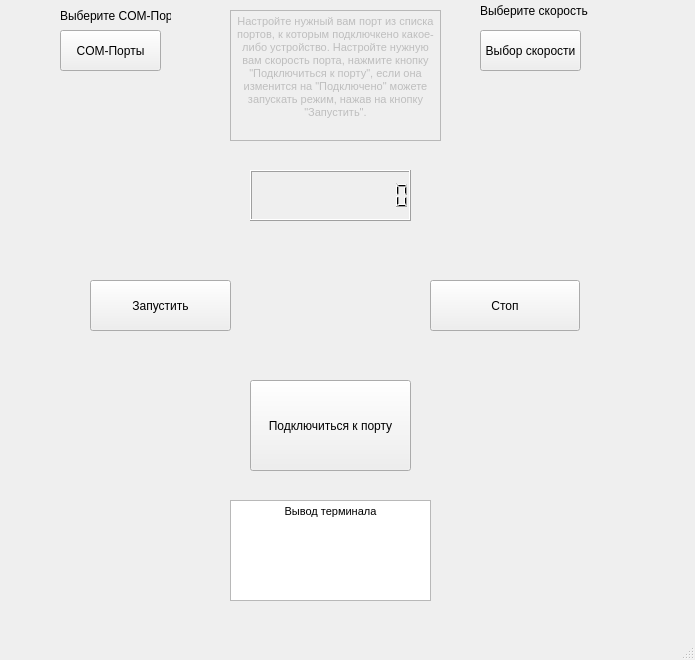
Qt form int.ui (Obukhov-Artem/treadmill) before a commit.
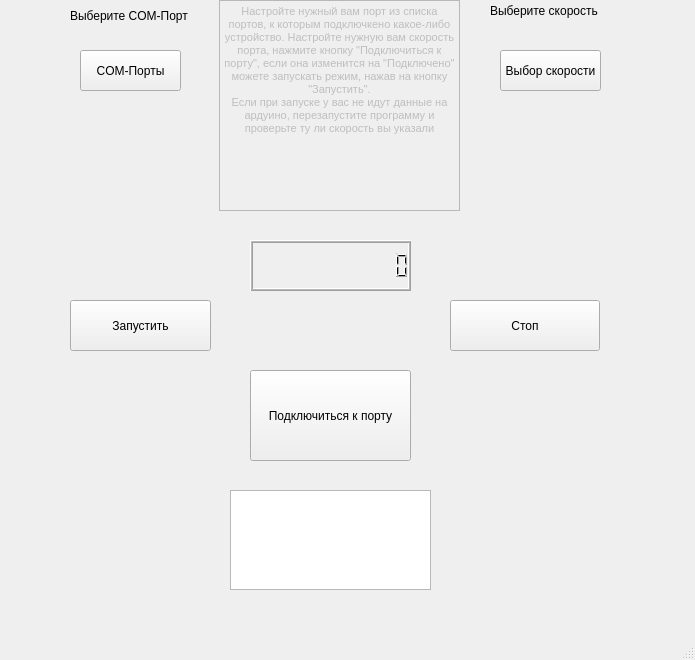
The same form after that commit.

Diff of the .ui file:
```diff
--- a/int.ui
+++ b/int.ui
@@ -17,8 +17,8 @@
    <widget class="QPushButton" name="start">
     <property name="geometry">
      <rect>
-      <x>90</x>
-      <y>280</y>
+      <x>70</x>
+      <y>300</y>
       <width>141</width>
       <height>51</height>
      </rect>
@@ -30,8 +30,8 @@
    <widget class="QPushButton" name="current_speed_ports">
     <property name="geometry">
      <rect>
-      <x>480</x>
-      <y>30</y>
+      <x>500</x>
+      <y>50</y>
       <width>101</width>
       <height>41</height>
      </rect>
@@ -43,9 +43,9 @@
    <widget class="QLabel" name="label_5">
     <property name="geometry">
      <rect>
-      <x>480</x>
+      <x>490</x>
       <y>0</y>
-      <width>111</width>
+      <width>121</width>
       <height>21</height>
      </rect>
     </property>
@@ -56,9 +56,9 @@
    <widget class="QLabel" name="label">
     <property name="geometry">
      <rect>
-      <x>60</x>
+      <x>70</x>
       <y>0</y>
-      <width>111</width>
+      <width>130</width>
       <height>31</height>
      </rect>
     </property>
@@ -69,8 +69,8 @@
    <widget class="QPushButton" name="current_COM_port">
     <property name="geometry">
      <rect>
-      <x>60</x>
-      <y>30</y>
+      <x>80</x>
+      <y>50</y>
       <width>101</width>
       <height>41</height>
      </rect>
@@ -80,20 +80,52 @@
     </property>
    </widget>
    <widget class="QLCDNumber" name="result">
+    <property name="enabled">
+     <bool>true</bool>
+    </property>
     <property name="geometry">
      <rect>
       <x>250</x>
-      <y>170</y>
+      <y>240</y>
       <width>161</width>
       <height>51</height>
      </rect>
     </property>
+    <property name="font">
+     <font>
+      <family>MS PGothic</family>
+     </font>
+    </property>
     <property name="cursor">
      <cursorShape>ArrowCursor</cursorShape>
     </property>
+    <property name="mouseTracking">
+     <bool>false</bool>
+    </property>
+    <property name="statusTip">
+     <string/>
+    </property>
+    <property name="whatsThis">
+     <string/>
+    </property>
+    <property name="lineWidth">
+     <number>1</number>
+    </property>
+    <property name="midLineWidth">
+     <number>1</number>
+    </property>
+    <property name="smallDecimalPoint">
+     <bool>false</bool>
+    </property>
     <property name="digitCount">
      <number>12</number>
     </property>
+    <property name="value" stdset="0">
+     <double>0.000000000000000</double>
+    </property>
+    <property name="intValue" stdset="0">
+     <number>0</number>
+    </property>
    </widget>
    <widget class="QPushButton" name="stop">
     <property name="enabled">
@@ -101,8 +133,8 @@
     </property>
     <property name="geometry">
      <rect>
-      <x>430</x>
-      <y>280</y>
+      <x>450</x>
+      <y>300</y>
       <width>150</width>
       <height>51</height>
      </rect>
@@ -118,17 +150,16 @@
     <property name="geometry">
      <rect>
       <x>230</x>
-      <y>500</y>
+      <y>490</y>
       <width>201</width>
-      <height>101</height>
+      <height>100</height>
      </rect>
     </property>
     <property name="html">
      <string>&lt;!DOCTYPE HTML PUBLIC &quot;-//W3C//DTD HTML 4.0//EN&quot; &quot;http://www.w3.org/TR/REC-html40/strict.dtd&quot;&gt;
 &lt;html&gt;&lt;head&gt;&lt;meta name=&quot;qrichtext&quot; content=&quot;1&quot; /&gt;&lt;style type=&quot;text/css&quot;&gt;
 p, li { white-space: pre-wrap; }
-&lt;/style&gt;&lt;/head&gt;&lt;body style=&quot; font-family:'MS Shell Dlg 2'; font-size:8.25pt; font-weight:400; font-style:normal;&quot;&gt;
-&lt;p align=&quot;center&quot; style=&quot; margin-top:0px; margin-bottom:0px; margin-left:0px; margin-right:0px; -qt-block-indent:0; text-indent:0px;&quot;&gt;Вывод терминала&lt;/p&gt;
+&lt;/style&gt;&lt;/head&gt;&lt;body style=&quot; font-family:'MS Shell Dlg 2'; font-size:7.8pt; font-weight:400; font-style:normal;&quot;&gt;
 &lt;p align=&quot;center&quot; style=&quot;-qt-paragraph-type:empty; margin-top:0px; margin-bottom:0px; margin-left:0px; margin-right:0px; -qt-block-indent:0; text-indent:0px;&quot;&gt;&lt;br /&gt;&lt;/p&gt;&lt;/body&gt;&lt;/html&gt;</string>
     </property>
    </widget>
@@ -136,7 +167,7 @@
     <property name="geometry">
      <rect>
       <x>250</x>
-      <y>380</y>
+      <y>370</y>
       <width>161</width>
       <height>91</height>
      </rect>
@@ -151,18 +182,19 @@
     </property>
     <property name="geometry">
      <rect>
-      <x>230</x>
-      <y>10</y>
-      <width>211</width>
-      <height>131</height>
+      <x>219</x>
+      <y>0</y>
+      <width>241</width>
+      <height>211</height>
      </rect>
     </property>
     <property name="html">
      <string>&lt;!DOCTYPE HTML PUBLIC &quot;-//W3C//DTD HTML 4.0//EN&quot; &quot;http://www.w3.org/TR/REC-html40/strict.dtd&quot;&gt;
 &lt;html&gt;&lt;head&gt;&lt;meta name=&quot;qrichtext&quot; content=&quot;1&quot; /&gt;&lt;style type=&quot;text/css&quot;&gt;
 p, li { white-space: pre-wrap; }
-&lt;/style&gt;&lt;/head&gt;&lt;body style=&quot; font-family:'MS Shell Dlg 2'; font-size:8.25pt; font-weight:400; font-style:normal;&quot;&gt;
-&lt;p align=&quot;center&quot; style=&quot; margin-top:0px; margin-bottom:0px; margin-left:0px; margin-right:0px; -qt-block-indent:0; text-indent:0px;&quot;&gt;&lt;span style=&quot; font-size:8pt;&quot;&gt;Настройте нужный вам порт из списка портов, к которым подключкено какое-либо устройство. Настройте нужную вам скорость порта, нажмите кнопку &amp;quot;Подключиться к порту&amp;quot;, если она изменится на &amp;quot;Подключено&amp;quot; можете запускать режим, нажав на кнопку &amp;quot;Запустить&amp;quot;.&lt;/span&gt;&lt;/p&gt;&lt;/body&gt;&lt;/html&gt;</string>
+&lt;/style&gt;&lt;/head&gt;&lt;body style=&quot; font-family:'MS Shell Dlg 2'; font-size:7.8pt; font-weight:400; font-style:normal;&quot;&gt;
+&lt;p align=&quot;center&quot; style=&quot; margin-top:0px; margin-bottom:0px; margin-left:0px; margin-right:0px; -qt-block-indent:0; text-indent:0px;&quot;&gt;&lt;span style=&quot; font-size:8pt;&quot;&gt;Настройте нужный вам порт из списка портов, к которым подключкено какое-либо устройство. Настройте нужную вам скорость порта, нажмите кнопку &amp;quot;Подключиться к порту&amp;quot;, если она изменится на &amp;quot;Подключено&amp;quot; можете запускать режим, нажав на кнопку &amp;quot;Запустить&amp;quot;.&lt;/span&gt;&lt;/p&gt;
+&lt;p align=&quot;center&quot; style=&quot; margin-top:0px; margin-bottom:0px; margin-left:0px; margin-right:0px; -qt-block-indent:0; text-indent:0px;&quot;&gt;&lt;span style=&quot; font-size:8pt;&quot;&gt;Если при запуске у вас не идут данные на ардуино, перезапустите программу и проверьте ту ли скорость вы указали&lt;/span&gt;&lt;/p&gt;&lt;/body&gt;&lt;/html&gt;</string>
     </property>
    </widget>
   </widget>
```
Left out of the diff: 5 changed lines with no effect on the pictures.
